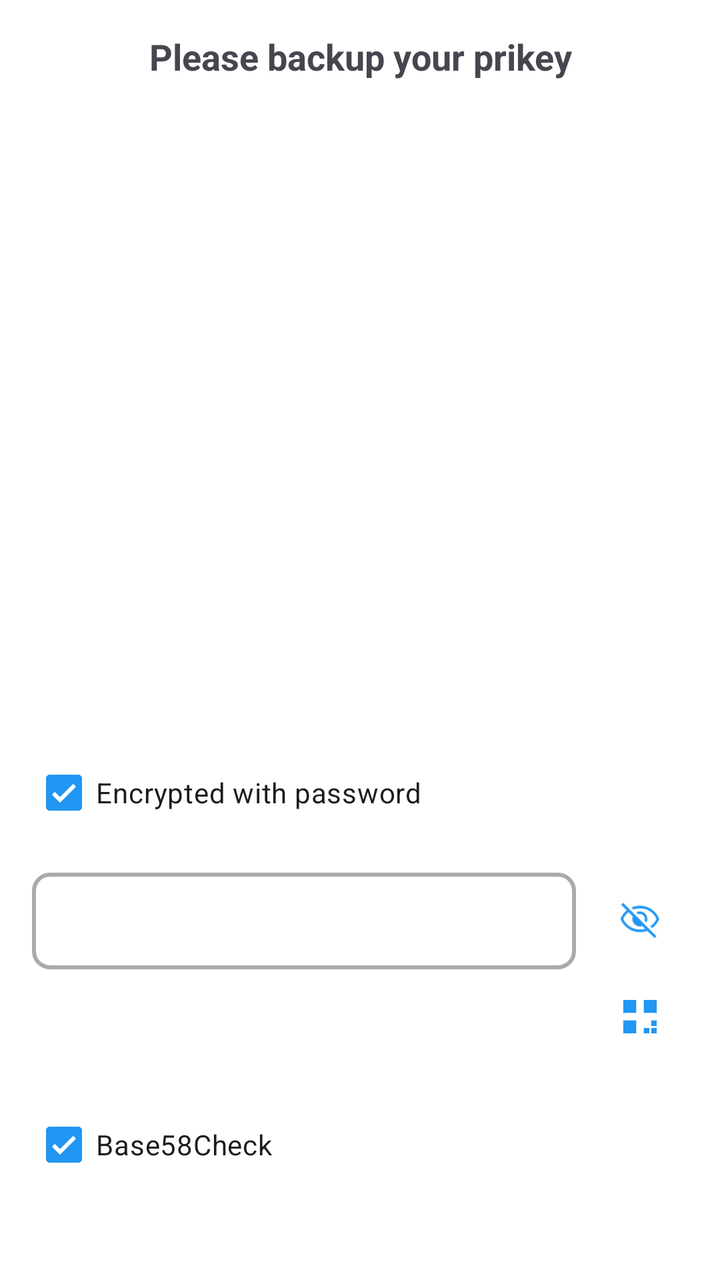
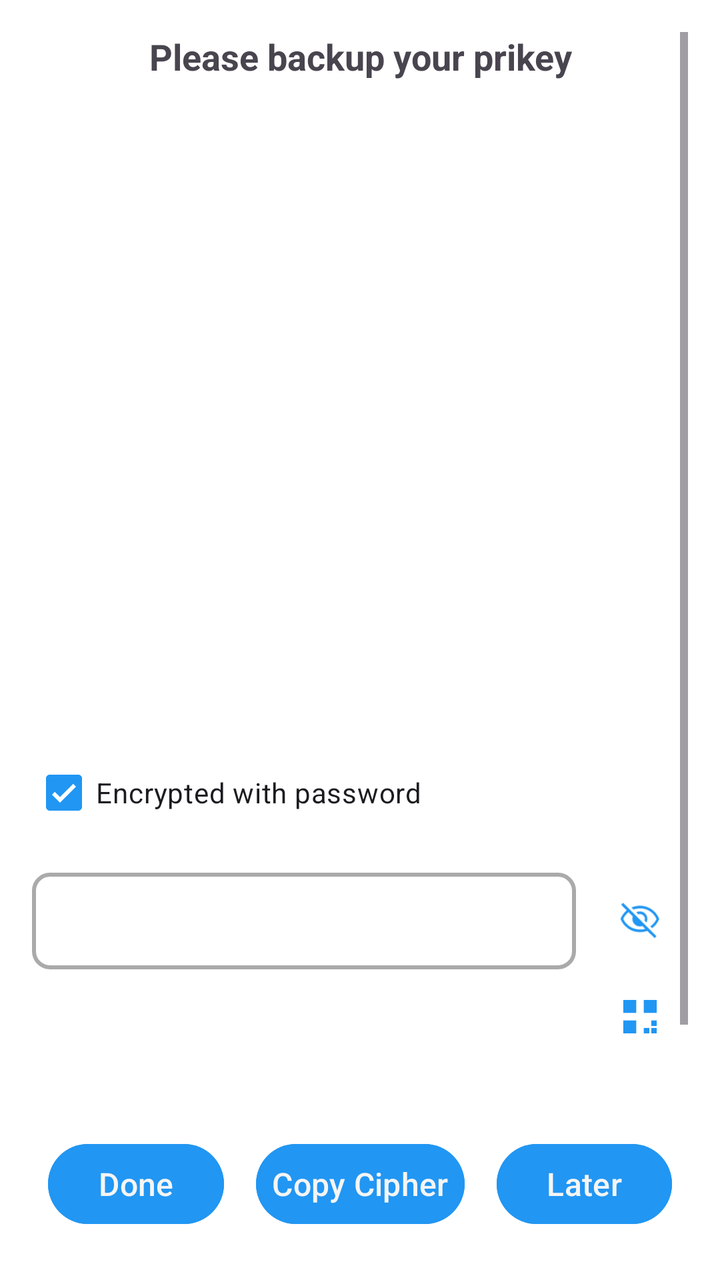

Before-and-after screenshots of an Android layout around one commit, followed by the original layout XML and the change that was made.
<!-- AndroidManifest.xml: application theme Theme.Freer -->
<!-- res/layout/dialog_backup_prikey.xml -->
<?xml version="1.0" encoding="utf-8"?>
<LinearLayout xmlns:android="http://schemas.android.com/apk/res/android"
    android:layout_width="match_parent"
    android:layout_height="wrap_content"
    android:orientation="vertical"
    android:padding="16dp">

    <TextView
        android:id="@+id/titleTextView"
        android:layout_width="match_parent"
        android:layout_height="wrap_content"
        android:text="@string/please_backup_your_prikey"
        android:textSize="18sp"
        android:textStyle="bold"
        android:gravity="center"
        android:layout_marginBottom="16dp"/>

    
    <FrameLayout
        android:id="@+id/qrCodeContainer"
        android:layout_width="match_parent"
        android:layout_height="300dp"
        android:layout_gravity="center"
        android:layout_marginBottom="16dp">

        <ImageView
            android:id="@+id/qrCodeImageView"
            android:layout_width="match_parent"
            android:layout_height="match_parent"
            android:scaleType="fitCenter"
            android:contentDescription="@string/prikey_qr_code" />
    </FrameLayout>

    
    <CheckBox
        android:id="@+id/encryptCheckbox"
        android:layout_width="match_parent"
        android:layout_height="wrap_content"
        android:text="@string/encrypted_with_password"
        android:checked="true"
        android:layout_marginBottom="16dp" />

    
    <RelativeLayout
        android:id="@+id/prikeyTextContainer"
        android:layout_width="match_parent"
        android:layout_height="wrap_content"
        android:layout_marginBottom="16dp">

        <TextView
            android:id="@+id/prikeyTextView"
            android:layout_width="match_parent"
            android:layout_height="wrap_content"
            android:layout_toStartOf="@+id/iconContainer"
            android:padding="12dp"
            android:background="@drawable/container_outline"
            android:textSize="18sp"
            android:textStyle="bold"
            android:textColor="@color/field_name"
            android:fontFamily="monospace"
            android:textIsSelectable="false"
            android:focusable="false"
            android:clickable="false" />

        <LinearLayout
            android:id="@+id/iconContainer"
            android:layout_width="wrap_content"
            android:layout_height="wrap_content"
            android:layout_alignParentEnd="true"
            android:layout_centerVertical="true"
            android:orientation="vertical"
            android:layout_marginStart="8dp">

            <ImageView
                android:id="@+id/visibilityToggle"
                android:layout_width="48dp"
                android:layout_height="48dp"
                android:padding="8dp"
                android:src="@drawable/ic_visibility_off"
                android:scaleX="1.1"
                android:scaleY="1.1"
                android:background="?attr/selectableItemBackgroundBorderless"
                android:contentDescription="@string/toggle_prikey_visibility" />

            <ImageView
                android:id="@+id/makeQrToggle"
                android:layout_width="48dp"
                android:layout_height="48dp"
                android:padding="8dp"
                android:scaleX="0.7"
                android:scaleY="0.7"
                android:src="@drawable/ic_make_qr"
                android:background="?attr/selectableItemBackgroundBorderless"
                android:contentDescription="@string/make_qr_code" />
        </LinearLayout>
    </RelativeLayout>

    
    <CheckBox
        android:id="@+id/base58Checkbox"
        android:layout_width="match_parent"
        android:layout_height="wrap_content"
        android:text="@string/show_in_base58"
        android:checked="true"
        android:layout_marginBottom="16dp" />

    
    <LinearLayout
        android:id="@+id/masterContainer"
        android:layout_width="match_parent"
        android:layout_height="wrap_content"
        android:orientation="vertical"
        android:layout_marginBottom="16dp"
        android:visibility="gone">

        <TextView
            android:id="@+id/masterNoteTextView"
            android:layout_width="match_parent"
            android:layout_height="wrap_content"
            android:textSize="13sp"
            android:textColor="@color/hint" />

        <TextView
            android:id="@+id/masterFidTextView"
            android:layout_width="match_parent"
            android:layout_height="wrap_content"
            android:layout_marginTop="4dp"
            android:fontFamily="monospace"
            android:textSize="13sp"
            android:textColor="@color/field_name"
            android:visibility="gone" />

        <Button
            android:id="@+id/setMasterButton"
            style="@style/ButtonStyle"
            android:layout_width="wrap_content"
            android:layout_height="wrap_content"
            android:layout_marginTop="8dp"
            android:text="@string/set_master"
            android:visibility="gone" />
    </LinearLayout>

    
    <LinearLayout
        android:id="@+id/buttonsContainer"
        android:layout_width="match_parent"
        android:layout_height="wrap_content"
        android:orientation="horizontal">

        <Button
            android:id="@+id/doneButton"
            style="@style/ButtonStyle"
            android:layout_width="wrap_content"
            android:layout_height="wrap_content"
            android:text="@string/done"
            android:layout_marginEnd="8dp" />

        <Button
            android:id="@+id/copyCipherButton"
            style="@style/ButtonStyle"
            android:layout_width="wrap_content"
            android:layout_height="wrap_content"
            android:text="@string/copy_cipher"
            android:layout_marginEnd="8dp" />

        <Button
            android:id="@+id/laterButton"
            style="@style/ButtonStyle"
            android:layout_width="wrap_content"
            android:layout_height="wrap_content"
            android:text="@string/later" />
    </LinearLayout>

</LinearLayout>
<!-- resources referenced by this layout -->
<resources>
  <color name="field_name">#7050A0</color>
  <color name="hint">#777777</color>
  <!-- drawable container_outline (drawable) -->
  <?xml version="1.0" encoding="utf-8"?>
  <shape xmlns:android="http://schemas.android.com/apk/res/android"
      android:shape="rectangle"
      >
      <solid android:color="#00000000" />
      <stroke
          android:width="2dp"
          android:color="@color/container_outline" />
      <corners android:radius="8dp" />
  </shape>
  <!-- drawable ic_make_qr (drawable) -->
  <?xml version="1.0" encoding="utf-8"?>
  <vector xmlns:android="http://schemas.android.com/apk/res/android"
      android:width="24dp"
      android:height="24dp"
      android:viewportWidth="24"
      android:viewportHeight="24"
      android:tint="@color/accent">
      <path
          android:fillColor="@color/text"
          android:pathData="M3,3h7v7h-7zM14,3h7v7h-7zM3,14h7v7h-7z"/>
      <path
          android:fillColor="@color/text"
          android:pathData="M18,14h3v3h-3zM14,18h3v3h-3zM18,18h3v3h-3z"/>
  </vector>
  <string name="copy_cipher">Copy Cipher</string>
  <string name="done">Done</string>
  <string name="encrypted_with_password">Encrypted with password</string>
  <string name="later">Later</string>
  <string name="make_qr_code">Make QR Code</string>
  <string name="please_backup_your_prikey">Please backup your prikey</string>
  <string name="prikey_qr_code">Prikey QR Code</string>
  <string name="set_master">Set Master</string>
  <string name="show_in_base58">Base58Check</string>
  <string name="toggle_prikey_visibility">Toggle Prikey Visibility</string>
  <style name="ButtonStyle">
          <item name="android:textColor">@color/main_background</item>
          <item name="android:backgroundTint">@color/accent</item>
          <item name="android:paddingStart">8dp</item>
          <item name="android:paddingEnd">8dp</item>
          <item name="android:paddingTop">8dp</item>
          <item name="android:paddingBottom">8dp</item>
          <item name="android:textSize">16sp</item>
          <item name="android:textAllCaps">false</item>
          <item name="android:layout_width">wrap_content</item>
          <item name="android:layout_height">@dimen/button_height</item>
          <item name="android:layout_weight">1</item>
          <item name="android:layout_marginStart">4dp</item>
          <item name="android:layout_marginEnd">4dp</item>
          <item name="android:layout_margin">8dp</item>
          <item name="android:layout_gravity">center</item>
      </style>
  <style name="Theme.Freer" parent="Base.Theme.Freer" />
  <color name="container_outline">#AAAAAA</color>
  <color name="accent">#2196F3</color>
  <color name="text">#000000</color>
  <color name="main_background">#F5F5F5</color>
  <dimen name="button_height">52dp</dimen>
  <style name="Base.Theme.Freer" parent="Theme.Material3.DayNight.NoActionBar">
          <item name="colorPrimary">#2196F3</item>
          <item name="colorAccent">#2196F3</item>
          <item name="android:windowBackground">#FFFFFF</item>
          
          <item name="android:windowLayoutInDisplayCutoutMode">shortEdges</item>
          <item name="android:enforceNavigationBarContrast">false</item>
          <item name="android:enforceStatusBarContrast">false</item>
          <item name="android:statusBarColor">@android:color/transparent</item>
          <item name="android:navigationBarColor">@android:color/transparent</item>
          <item name="android:windowLightStatusBar">true</item>
          <item name="android:windowLightNavigationBar">true</item>
      </style>
  <!-- unchanged entries left out for length: 1 -->
</resources>

<!-- the commit's change to res/layout/dialog_backup_prikey.xml (unified diff, before → after) -->
@@ -4,6 +4,17 @@
     android:layout_height="wrap_content"
     android:orientation="vertical"
     android:padding="16dp">
+
+    
+    <ScrollView
+        android:layout_width="match_parent"
+        android:layout_height="wrap_content"
+        android:layout_weight="1">
+
+    <LinearLayout
+        android:layout_width="match_parent"
+        android:layout_height="wrap_content"
+        android:orientation="vertical">
 
     <TextView
         android:id="@+id/titleTextView"
@@ -140,6 +151,9 @@
             android:visibility="gone" />
     </LinearLayout>
 
+    </LinearLayout>
+    </ScrollView>
+
     
     <LinearLayout
         android:id="@+id/buttonsContainer"
